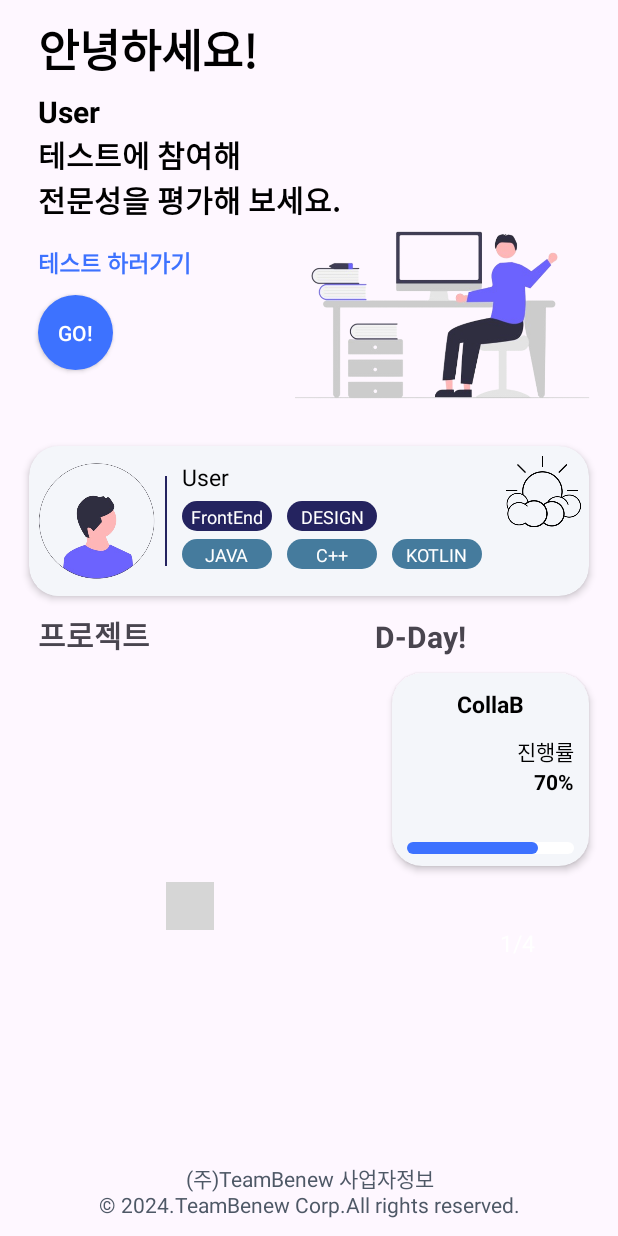
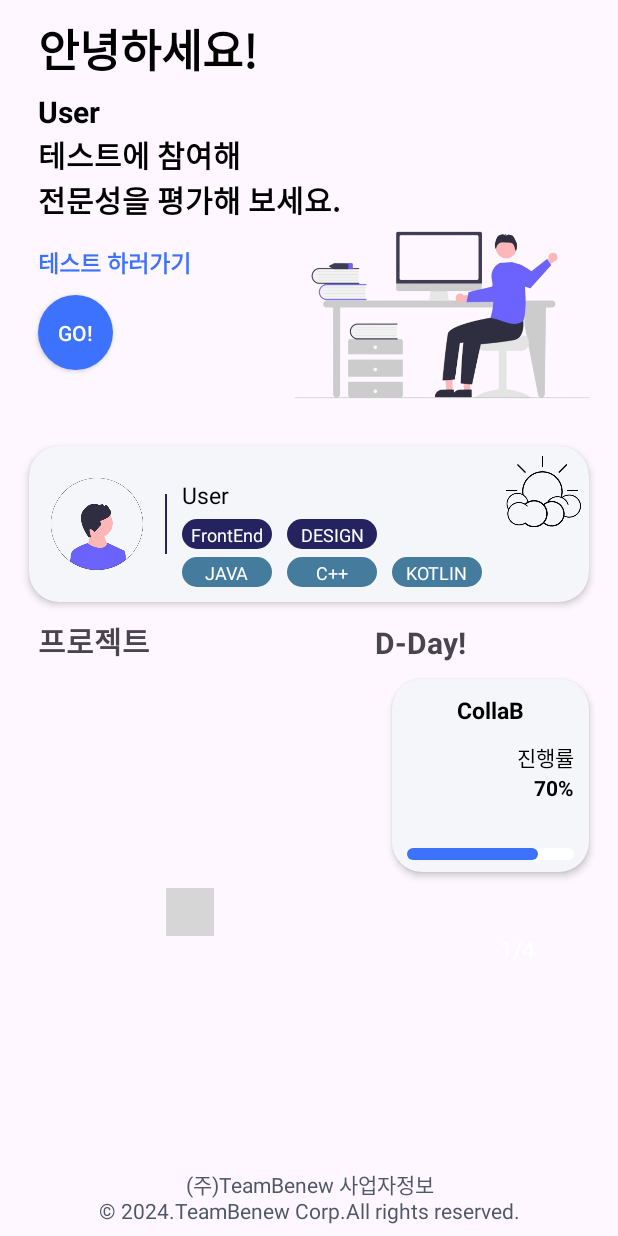
Before and after one commit to YooGyeongMo/Be_New_final, an Android app: the layout fragment_home.xml on its own in the app's theme, with its tools: preview values and no code run, on a phone screen of 412 x 824 dp. Run offline under Robolectric (Android 15) with nearby library versions, the phone set to English and light mode, and no system bars; plain views replace DotsIndicator; grey boxes are pictures that could not be loaded.

Commit message:
홈 수정중

```diff
--- a/FrontTeamCode/app/src/main/res/layout/fragment_home.xml
+++ b/FrontTeamCode/app/src/main/res/layout/fragment_home.xml
@@ -117,7 +117,7 @@
                 <FrameLayout
                     android:id="@+id/iv_profile_info_pic_border"
                     android:layout_width="80dp"
-                    android:layout_height="100dp"
+                    android:layout_height="80dp"
                     android:background="@color/mainBg"
                     android:layout_gravity="center"
                     android:layout_marginEnd="5dp"
@@ -131,7 +131,7 @@
                     <ImageView
                         android:id="@+id/iv_profile_info_pic"
                         android:layout_width="80dp"
-                        android:layout_height="100dp"
+                        android:layout_height="80dp"
                         android:layout_gravity="center"
                         android:scaleType="centerCrop"
                         android:src="@drawable/male_avatar" />
@@ -241,8 +241,10 @@
                     android:layout_height="wrap_content"
                     app:layout_constraintTop_toBottomOf="@id/home_profile_role_preview_container"
                     app:layout_constraintStart_toEndOf="@id/v_user_profile_vertical_stackbar"
+                    app:layout_constraintBottom_toBottomOf="parent"
                     android:layout_marginStart="10dp"
-                    android:layout_marginTop="5dp">
+                    android:layout_marginTop="5dp"
+                    android:layout_marginBottom="10dp">
                     <View
                         android:layout_width="60dp"
                         android:layout_height="20dp"
@@ -250,7 +252,7 @@
                         app:layout_constraintStart_toStartOf="parent"
                         app:layout_constraintEnd_toEndOf="parent"
                         app:layout_constraintTop_toTopOf="parent"
-                        app:layout_constraintBottom_toBottomOf="parent"/>
+                        app:layout_constraintBottom_toBottomOf="parent" />
                     <TextView
                         android:id="@+id/tv_home_profile_skill_data"
                         android:layout_width="match_parent"
@@ -272,8 +274,10 @@
                     android:layout_height="wrap_content"
                     app:layout_constraintTop_toBottomOf="@id/home_profile_role_preview_container"
                     app:layout_constraintStart_toEndOf="@id/home_profile_skill_preview_container"
+                    app:layout_constraintBottom_toBottomOf="parent"
                     android:layout_marginStart="10dp"
-                    android:layout_marginTop="5dp">
+                    android:layout_marginTop="5dp"
+                    android:layout_marginBottom="10dp">
                     <View
                         android:layout_width="60dp"
                         android:layout_height="20dp"
@@ -303,8 +307,10 @@
                     android:layout_height="wrap_content"
                     app:layout_constraintTop_toBottomOf="@id/home_profile_role_preview_container"
                     app:layout_constraintStart_toEndOf="@id/home_profile_skill_preview_container_2"
+                    app:layout_constraintBottom_toBottomOf="parent"
                     android:layout_marginStart="10dp"
-                    android:layout_marginTop="5dp">
+                    android:layout_marginTop="5dp"
+                    android:layout_marginBottom="10dp">
                     <View
                         android:layout_width="60dp"
                         android:layout_height="20dp"
```
